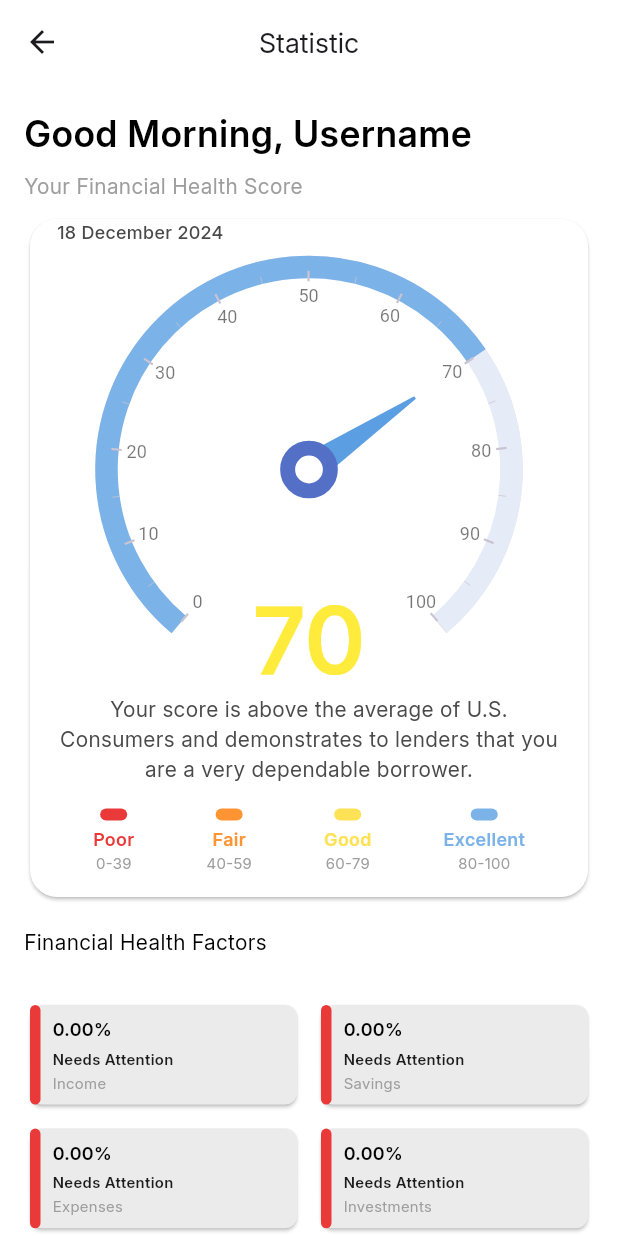
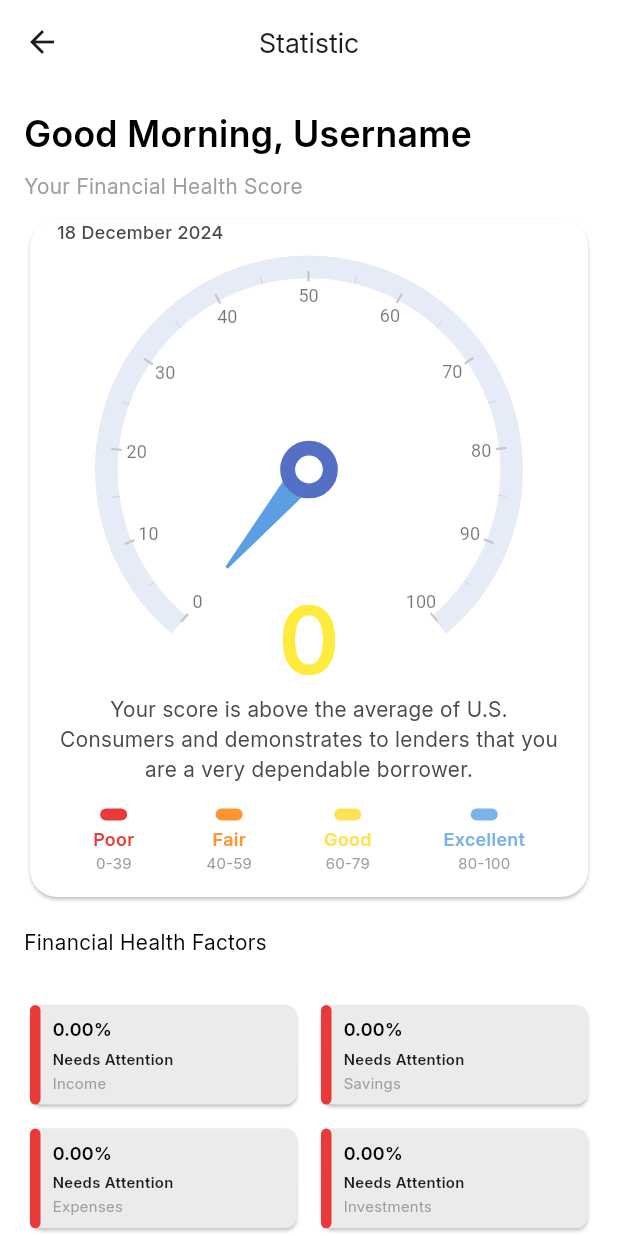
Before and after one commit to RivaldoPardede/Expenser-Mobile, a Flutter app: the StatisticPage screen opened directly, on a phone screen of 412 x 824 dp. Run offline on Flutter 3.47's test engine with Material 3 defaults, Android fonts, the phone set to English and light mode, and no system bars; drawn by our look-alikes of syncfusion_flutter_gauges; our stand-ins replace cloud_firestore, firebase_auth, firebase_core, fl_chart, flutter_secure_storage, flutter_svg and 4 more; missing offline and left inert: currency_picker, currency_textfield; accounts and stored records are empty; generated files the repository leaves out were written again.

Commit message:
feat: add financial health gauge logic

```diff
--- a/lib/views/statistic/statistic_page.dart
+++ b/lib/views/statistic/statistic_page.dart
@@ -11,6 +11,27 @@ class StatisticPage extends StatefulWidget {
 }
 
 class _StatisticPageState extends State<StatisticPage> {
+  Map<String, double> factors = {
+    "income": 0.0,
+    "expense": 0.0,
+    "savings": 0.0,
+    "investment": 0.0,
+  };
+
+  void updateFactors(Map<String, double> updatedFactors) {
+    setState(() {
+      factors = updatedFactors;
+    });
+  }
+
+  double calculateFinancialHealthScore() {
+    // Terapkan formula dengan faktor terkini
+    return (0.40 * factors["income"]!) +
+        (0.25 * factors["expense"]!) +
+        (0.20 * factors["savings"]!) +
+        (0.15 * factors["investment"]!);
+  }
+
   @override
   Widget build(BuildContext context) {
     return Scaffold(
@@ -61,7 +82,9 @@ class _StatisticPageState extends State<StatisticPage> {
                         ),
                       ),
                       const SizedBox(height: 8),
-                      financialHealthScore(),
+                      financialHealthScore(
+                        score: calculateFinancialHealthScore(),
+                      ),
                       const SizedBox(height: 16),
                       const Text(
                         "Financial Health Factors",
@@ -72,7 +95,9 @@ class _StatisticPageState extends State<StatisticPage> {
                         ),
                       ),
                       const SizedBox(height: 28),
-                      financialFactorCard(),
+                      financialFactorCard(
+                        onFactorsUpdated: updateFactors,
+                      ),
                       const SizedBox(height: 16),
                       Padding(
                         padding: const EdgeInsets.symmetric(
--- a/lib/views/statistic/widgets/financial_factor_card.dart
+++ b/lib/views/statistic/widgets/financial_factor_card.dart
@@ -3,7 +3,9 @@ import 'package:final_project/styles/color.dart';
 import 'package:flutter/material.dart';
 
 class financialFactorCard extends StatefulWidget {
-  const financialFactorCard({super.key});
+  final Function(Map<String, double>) onFactorsUpdated;
+
+  const financialFactorCard({super.key, required this.onFactorsUpdated});
 
   @override
   State<financialFactorCard> createState() => _financialFactorCardState();
@@ -112,6 +114,15 @@ class _financialFactorCardState extends State<financialFactorCard> {
 
             final savingsPercentage = calculateSavingsPercentage();
 
+            WidgetsBinding.instance.addPostFrameCallback((_) {
+              widget.onFactorsUpdated({
+                "income": incomePercentage,
+                "expense": expensePercentage,
+                "savings": savingsPercentage,
+                "investment": investmentPercentage,
+              });
+            });
+
             final factors = [
               {
                 "label": "Income",
--- a/lib/views/statistic/widgets/financial_health_score.dart
+++ b/lib/views/statistic/widgets/financial_health_score.dart
@@ -4,7 +4,13 @@ import 'package:syncfusion_flutter_gauges/gauges.dart';
 
 import '../../../styles/color.dart';
 
-Widget financialHealthScore() {
+class financialHealthScore extends StatelessWidget {
+  final double score;
+
+  const financialHealthScore({super.key, required this.score});
+
+  @override
+  Widget build(BuildContext context) {
     return Card(
       color: Colors.white,
       shape: RoundedRectangleBorder(borderRadius: BorderRadius.circular(18)),
@@ -36,22 +42,22 @@ Widget financialHealthScore() {
                     ranges: <GaugeRange>[
                       GaugeRange(
                         startValue: 0,
-                      endValue: 70,
+                        endValue: score,
                         color: const Color(0xFF7BB2E8),
                         startWidth: 15,
                         endWidth: 15,
                       ),
                       GaugeRange(
-                      startValue: 70,
+                        startValue: score,
                         endValue: 100,
                         color: const Color(0xFFE6EBF8),
                         startWidth: 15,
                         endWidth: 15,
                       ),
                     ],
-                  pointers: const <GaugePointer>[
+                    pointers: <GaugePointer>[
                       NeedlePointer(
-                      value: 70, // Financial score
+                        value: score, // Financial score
                         needleColor: Color(0xFF5B9EE1),
                         knobStyle: KnobStyle(
                           color: Colors.white,
@@ -61,10 +67,10 @@ Widget financialHealthScore() {
                         ),
                       ),
                     ],
-                  annotations: const <GaugeAnnotation>[
+                    annotations: <GaugeAnnotation>[
                       GaugeAnnotation(
                         widget: Text(
-                        '70',
+                          '${score.toStringAsFixed(0)}',
                           style: TextStyle(
                             fontSize: 62,
                             fontWeight: FontWeight.bold,
@@ -97,8 +103,26 @@ Widget financialHealthScore() {
           ],
         ),
       ),
-  );
+    );;
   }
+}
+
+// double calculateFinancialHealthScore() {
+//   // Get the percentage values for income, expenses, savings, and investments.
+//   double incomePercentage = 70.0;  // Example value, replace with your actual calculated percentage
+//   double expensePercentage = 30.0; // Example value, replace with your actual calculated percentage
+//   double savingsPercentage = 50.0; // Example value, replace with your actual calculated percentage
+//   double investmentPercentage = 40.0; // Example value, replace with your actual calculated percentage
+//
+//   // Apply the weighted formula
+//   double financialHealthScore = (0.40 * incomePercentage) +
+//       (0.25 * expensePercentage) +
+//       (0.20 * savingsPercentage) +
+//       (0.15 * investmentPercentage);
+//
+//   // Ensure the score is within the range [0, 100]
+//   return financialHealthScore.clamp(0.0, 100.0);
+// }
 
 Widget _buildScoreLegend() {
   final legendItems = [
```
Lines whose indentation alone changed are shown as unchanged.
